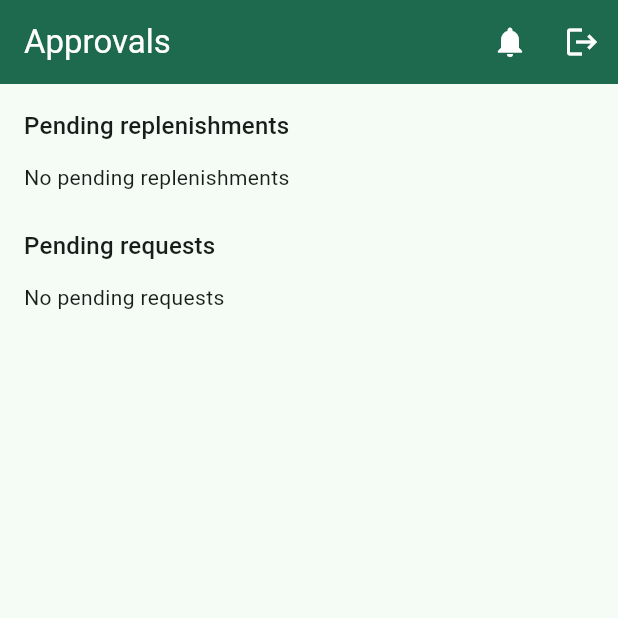
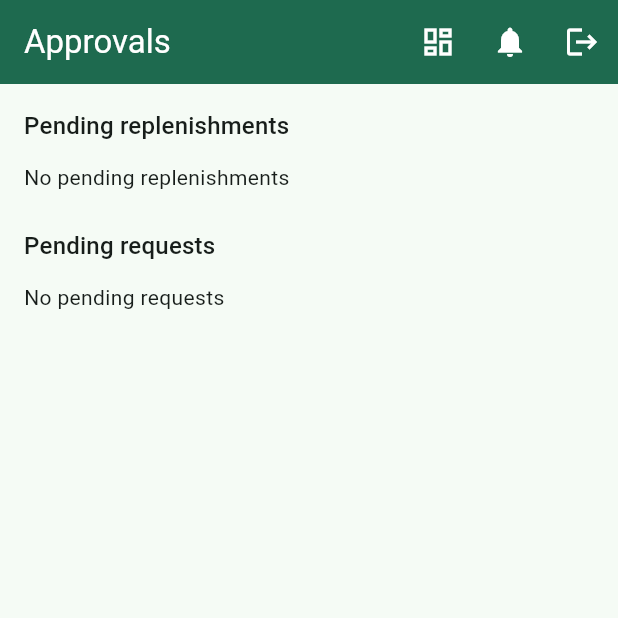
Before and after one commit to kagawerror/revolving-app, a Flutter app: the ApproverHomeScreen screen opened by its route, on a phone screen of 412 x 824 dp, the top half of it. Run offline on Flutter 3.47's test engine with Material 3 defaults, Android fonts, the phone set to English and light mode, and no system bars; our stand-ins replace cloud_firestore, equatable, firebase_auth, firebase_core, flutter_image_compress, flutter_riverpod and 2 more; missing offline and left inert: onesignal_flutter; accounts and stored records are empty.

Commit message:
feat(dashboard): dashboard entry points on home screens

```diff
--- a/lib/features/requests/presentation/approver_home_screen.dart
+++ b/lib/features/requests/presentation/approver_home_screen.dart
@@ -1,6 +1,7 @@
 import 'package:flutter/material.dart';
 import 'package:flutter_riverpod/flutter_riverpod.dart';
 
+import '../../dashboard/presentation/dashboard_screen.dart';
 import '../../messaging/presentation/messaging_providers.dart';
 import '../../notifications/presentation/alerts_bell.dart';
 import '../../replenishment/presentation/replenishment_detail_screen.dart';
@@ -17,6 +18,12 @@ class ApproverHomeScreen extends ConsumerWidget {
     final replenishments = ref.watch(pendingReplenishmentsProvider);
     return Scaffold(
       appBar: AppBar(title: const Text('Approvals'), actions: [
+        IconButton(
+          icon: const Icon(Icons.dashboard_outlined),
+          tooltip: 'Dashboard',
+          onPressed: () => Navigator.of(context).push(
+              MaterialPageRoute(builder: (_) => const DashboardScreen())),
+        ),
         const AlertsBell(),
         IconButton(
           icon: const Icon(Icons.logout),
```
Also changed, not shown: lib/features/companies/presentation/admin_home_screen.dart (+7 -0 lines), lib/features/requests/presentation/incharge_home_screen.dart (+7 -0 lines).
